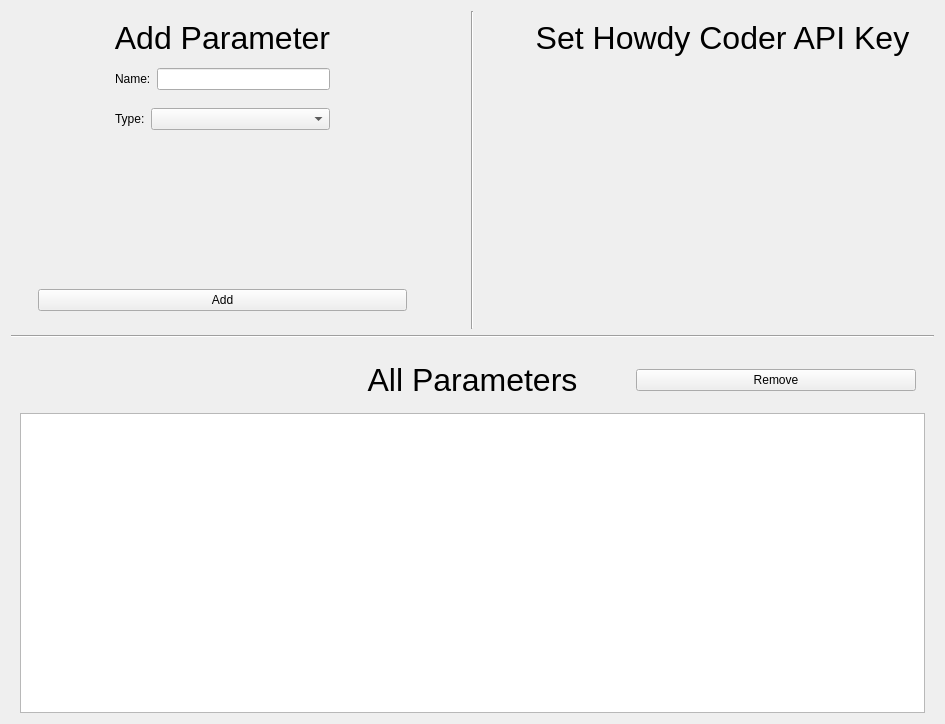
This is howdyCoder/ui/qtUiFiles/globalParameterPageWidget.ui in rmallow/howdyCoder as Qt 5 draws it before an edit. The edited form follows.
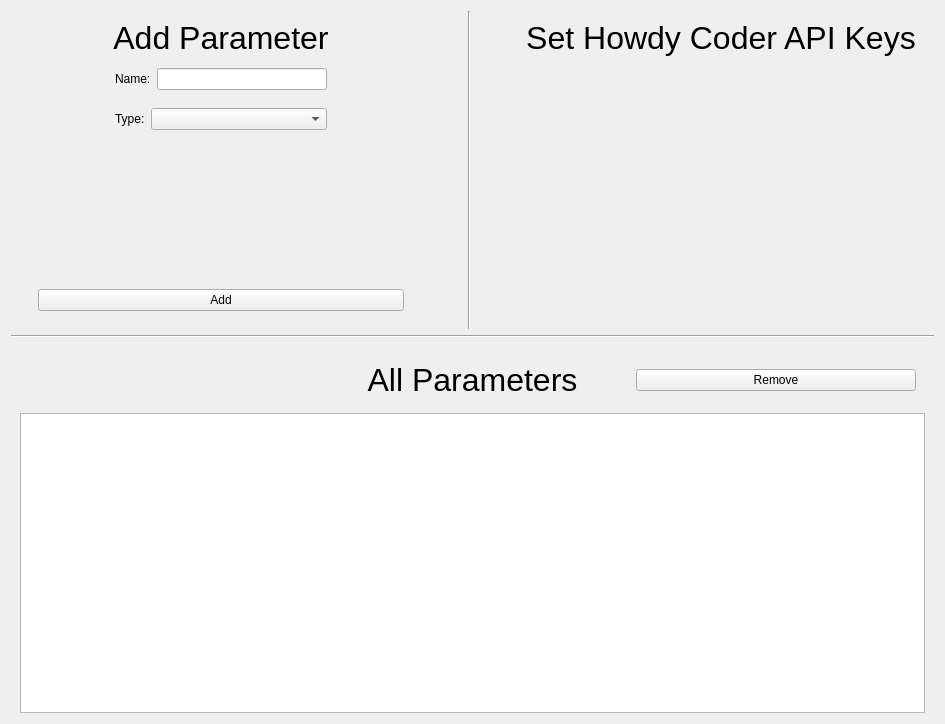
This is the edited form. Custom widgets are drawn as their Qt base class.

```diff
--- a/howdyCoder/ui/qtUiFiles/globalParameterPageWidget.ui
+++ b/howdyCoder/ui/qtUiFiles/globalParameterPageWidget.ui
@@ -112,7 +112,7 @@
             <item>
              <widget class="QLineEdit" name="new_parameter_name_edit">
               <property name="sizePolicy">
-               <sizepolicy hsizetype="MinimumExpanding" vsizetype="Fixed">
+               <sizepolicy hsizetype="Preferred" vsizetype="Fixed">
                 <horstretch>0</horstretch>
                 <verstretch>0</verstretch>
                </sizepolicy>
@@ -185,7 +185,7 @@
             <item>
              <widget class="QComboBox" name="new_parameter_type_combo">
               <property name="sizePolicy">
-               <sizepolicy hsizetype="MinimumExpanding" vsizetype="Fixed">
+               <sizepolicy hsizetype="Preferred" vsizetype="Fixed">
                 <horstretch>0</horstretch>
                 <verstretch>0</verstretch>
                </sizepolicy>
@@ -219,7 +219,7 @@
            <property name="sizePolicy">
             <sizepolicy hsizetype="Preferred" vsizetype="Preferred">
              <horstretch>0</horstretch>
-             <verstretch>1</verstretch>
+             <verstretch>0</verstretch>
             </sizepolicy>
            </property>
            <widget class="QWidget" name="value_boxPage1"/>
@@ -283,7 +283,7 @@
       <item>
        <widget class="QWidget" name="widget_5" native="true">
         <property name="sizePolicy">
-         <sizepolicy hsizetype="Preferred" vsizetype="Preferred">
+         <sizepolicy hsizetype="MinimumExpanding" vsizetype="Preferred">
           <horstretch>1</horstretch>
           <verstretch>0</verstretch>
          </sizepolicy>
@@ -303,7 +303,7 @@
             </font>
            </property>
            <property name="text">
-            <string>Set Howdy Coder API Key</string>
+            <string>Set Howdy Coder API Keys</string>
            </property>
            <property name="alignment">
             <set>Qt::AlignCenter</set>
```
Left out of the diff: 8 changed lines with no effect on the pictures.
